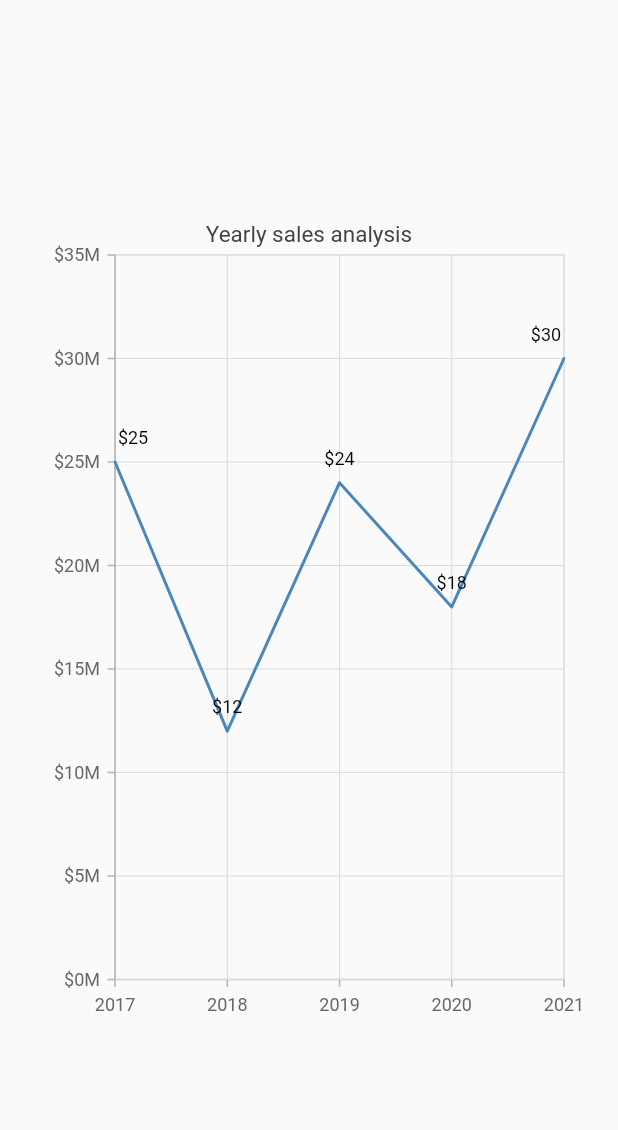
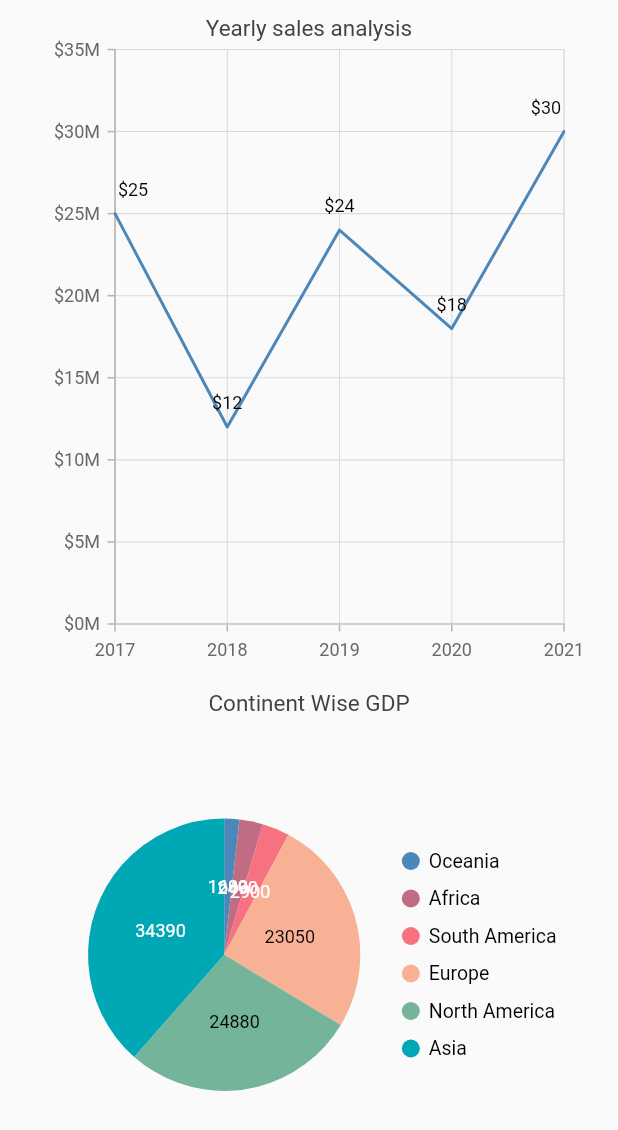
Before and after one commit to ArthurErn/flutter_charts, a Flutter app: the screen it shows after launch, on a phone screen of 412 x 824 dp. Shown: the top 1130 px of the screen. Run offline on Flutter 3.47's test engine with Material 2 defaults, Android fonts, the phone set to English and light mode, and no system bars; our stand-ins replace syncfusion_flutter_charts.

Commit message:
pie_chart

```diff
--- a/flutter_charts/lib/main.dart
+++ b/flutter_charts/lib/main.dart
@@ -31,10 +31,12 @@ class Charts extends StatefulWidget {
 
 class _ChartsState extends State<Charts> {
   List<SalesData> _chartData;
+  List<GDPData> _gdpData;
 
   @override
   void initState() {
     _chartData = getChartData();
+    _gdpData = getGDPData();
     super.initState();
   }
 
@@ -42,8 +44,10 @@ class _ChartsState extends State<Charts> {
   Widget build(BuildContext context) {
     return Scaffold(
       body: Center(
-        child: Container(
-          height: 550,
+        child: Column(
+          children: [
+            Container(
+              height: 450,
               width: 360,
               child: SfCartesianChart(
                 title: ChartTitle(text: 'Yearly sales analysis'),
@@ -61,12 +65,50 @@ class _ChartsState extends State<Charts> {
                     NumericAxis(edgeLabelPlacement: EdgeLabelPlacement.shift),
                 primaryYAxis: NumericAxis(
                     labelFormat: '{value}M',
-                numberFormat: NumberFormat.simpleCurrency(decimalDigits: 0)),
+                    numberFormat:
+                        NumberFormat.simpleCurrency(decimalDigits: 0)),
               ),
+            ),
+            Container(
+              height: 350,
+              width: 360,
+              child: SfCircularChart(
+                  title: ChartTitle(text: "Continent Wise GDP"),
+                  legend: Legend(
+                      isVisible: true,
+                      overflowMode: LegendItemOverflowMode.wrap),
+                  series: <CircularSeries>[
+                    PieSeries<GDPData, String>(
+                        dataSource: _gdpData,
+                        xValueMapper: (GDPData data, _) => data.continent,
+                        yValueMapper: (GDPData data, _) => data.gdp,
+                        dataLabelSettings: DataLabelSettings(isVisible: true))
+                  ]),
+            ),
+          ],
         ),
       ),
     );
   }
+}
+
+List<GDPData> getGDPData() {
+  final List<GDPData> gdpData = [
+    GDPData('Oceania', 1600),
+    GDPData('Africa', 2490),
+    GDPData('South America', 2900),
+    GDPData('Europe', 23050),
+    GDPData('North America', 24880),
+    GDPData('Asia', 34390),
+  ];
+  return gdpData;
+}
+
+class GDPData {
+  GDPData(this.continent, this.gdp);
+
+  final String continent;
+  final int gdp;
 }
 
 List<SalesData> getChartData() {
```
Lines whose indentation alone changed are shown as unchanged.
